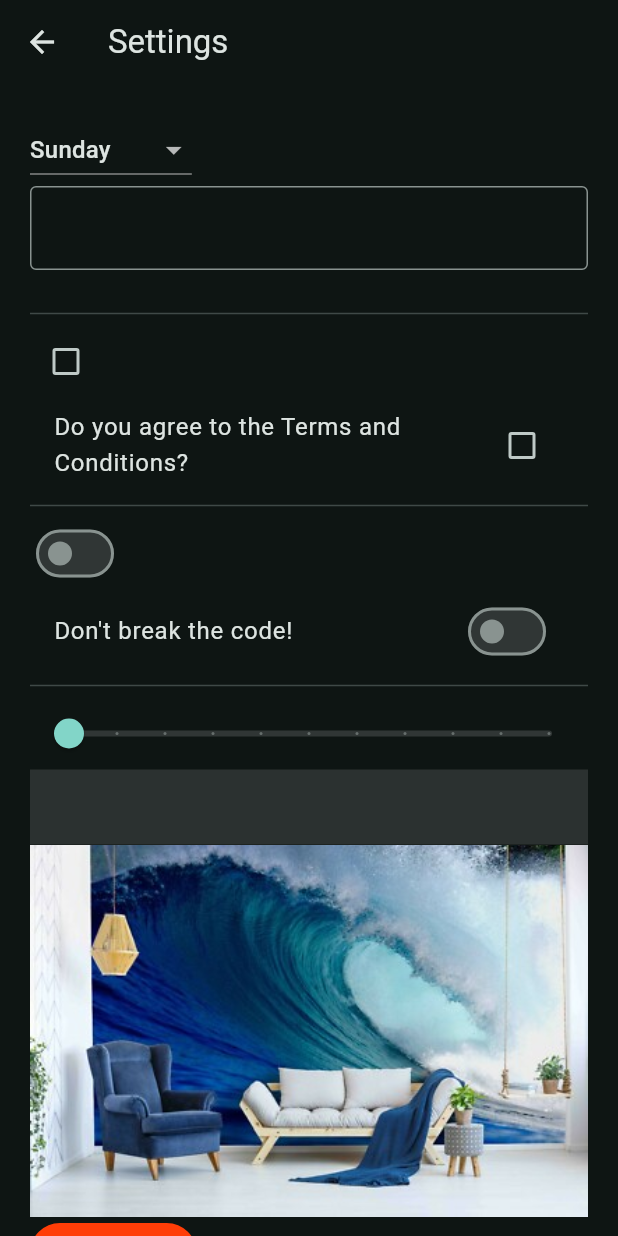
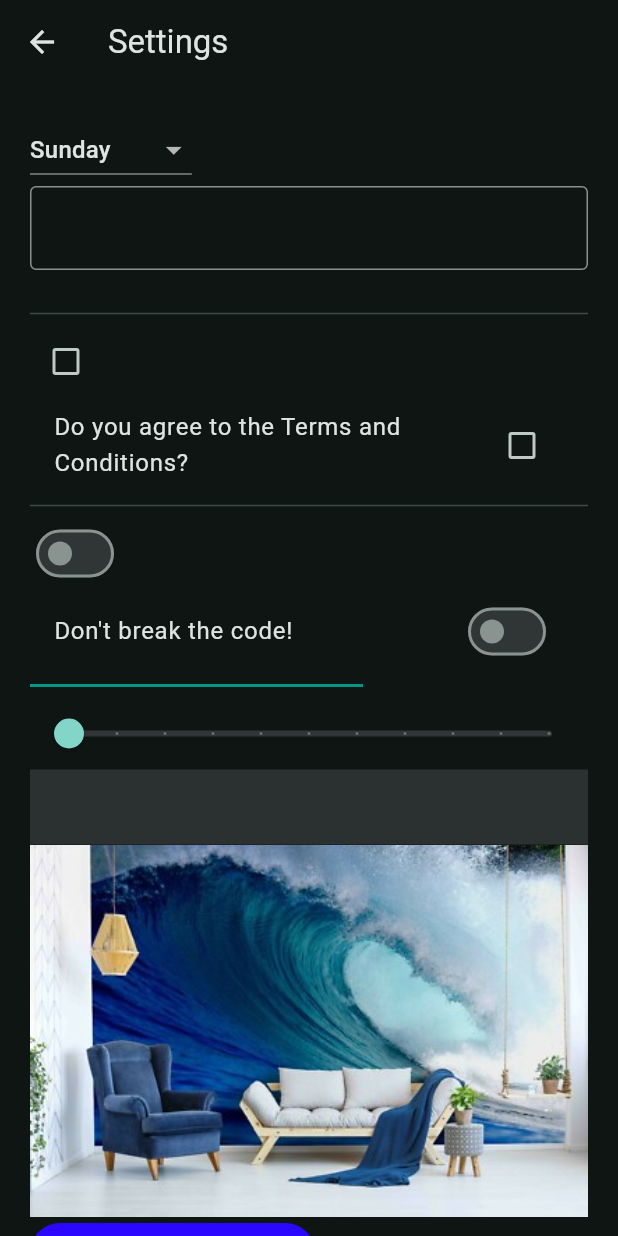
Before and after one commit to Maseev559/flutterapp, a Flutter app: the screen it shows after launch, after a tap on "Login", after a tap on the "settings" icon, on a phone screen of 412 x 824 dp. Run offline on Flutter 3.47's test engine with Material 3 defaults, Android fonts, the phone set to English and light mode, and no system bars.

Commit message:
Updated pages

```diff
--- a/lib/main.dart
+++ b/lib/main.dart
@@ -1,7 +1,6 @@
 import 'package:flutter/material.dart';
 import 'package:my_new_flutterapp/data/notifiers.dart';
 import 'package:my_new_flutterapp/views/pages/welcome_page.dart';
-import 'package:my_new_flutterapp/views/pages/widget_tree.dart';
 
 void main() {
   runApp(const MyApp());
--- a/lib/views/pages/home_page.dart
+++ b/lib/views/pages/home_page.dart
@@ -11,6 +11,29 @@ class HomePage extends StatelessWidget {
       child: Column(
         children: [
           HeroWidget(),
+          Container(
+            width: double.infinity,
+            padding: EdgeInsets.symmetric(vertical: 20.0),
+            child: Card(
+              child: Padding(
+                padding: EdgeInsets.all(20),
+                child: Column(
+                  crossAxisAlignment: CrossAxisAlignment.start,
+                  children: [
+                    Text(
+                      'Basic Layout',
+                      style: TextStyle(
+                        color: Colors.teal,
+                        fontSize: 18.0,
+                        fontWeight: FontWeight.bold,
+                      ),
+                    ),
+                    Text('The description here'),
+                  ],
+                ),
+              ),
+            ),
+          ),
         ],
       ),
     );
--- a/lib/views/pages/settings_page.dart
+++ b/lib/views/pages/settings_page.dart
@@ -123,7 +123,18 @@ class _SettingsPageState extends State<SettingsPage> {
                 title: const Text('Don\'t break the code!'),
               ),
               //   Divider(),
-              Divider(),
+              const Divider(
+                thickness: 2.0,
+                color: Colors.teal,
+                endIndent: 150.0,
+              ),
+              // Container(
+              //   height: 150.0,
+              //   child: VerticalDivider(
+              //     thickness: 2.0,
+              //     color: Colors.teal,
+              //   ),
+              // ),
               //Slider
               Slider.adaptive(
                 max: 100,
@@ -156,15 +167,51 @@ class _SettingsPageState extends State<SettingsPage> {
                 child: Image.asset('assets/images/bg-1.jpg'),
               ),
 
-              //Buttons
+              //SnackBar Button
               ElevatedButton(
                 style: ElevatedButton.styleFrom(
-                  backgroundColor: const Color.fromARGB(255, 255, 61, 7),
+                  backgroundColor: const Color.fromARGB(255, 44, 7, 255),
                   foregroundColor: Colors.white,
                 ),
-                onPressed: () {},
-                child: Text('CLICK ME'),
+                onPressed: () {
+                  ScaffoldMessenger.of(context).showSnackBar(
+                    SnackBar(
+                      content: Text('Snackbar go far'),
+                      duration: Duration(seconds: 5),
+                      behavior: SnackBarBehavior.floating,
+                    ),
+                  );
+                },
+                child: Text('Open Snackbar Button'),
               ),
+              //Alert Button
+              ElevatedButton(
+                style: ElevatedButton.styleFrom(
+                  backgroundColor: const Color.fromARGB(255, 44, 7, 255),
+                  foregroundColor: Colors.white,
+                ),
+                onPressed: () {
+                  showDialog(
+                    context: context,
+                    builder: (context) {
+                      return AlertDialog.adaptive(
+                        title: Text('Alert  Title'),
+                        content: Text('Alert Content'),
+                        actions: [
+                          FilledButton(
+                            onPressed: () {
+                              Navigator.pop(context);
+                            },
+                            child: Text('Close'),
+                          ),
+                        ],
+                      );
+                    },
+                  );
+                },
+                child: Text('Open Dialogue'),
+              ),
+              //Buttons
               OutlinedButton(
                 onPressed: () {},
                 child: Text('CLICK ME'),
--- a/lib/views/pages/welcome_page.dart
+++ b/lib/views/pages/welcome_page.dart
@@ -1,5 +1,4 @@
 import 'package:flutter/material.dart';
-import 'package:my_new_flutterapp/views/pages/settings_page.dart';
 import 'package:my_new_flutterapp/views/pages/widget_tree.dart';
 import 'package:my_new_flutterapp/views/widgets/hero_widget.dart';
 
@@ -14,14 +13,14 @@ class WelcomePage extends StatelessWidget {
         child: Column(
           mainAxisAlignment: MainAxisAlignment.center,
           children: [
-            HeroWidget(),
+            const HeroWidget(),
             FilledButton(
               onPressed: () {
                 Navigator.pushReplacement(
                   context,
                   MaterialPageRoute(
                     builder: (context) {
-                      return WidgetTree();
+                      return const WidgetTree();
                     },
                   ),
                 );
--- a/lib/views/widgets/hero_widget.dart
+++ b/lib/views/widgets/hero_widget.dart
@@ -9,7 +9,11 @@ class HeroWidget extends StatelessWidget {
       tag: 'Heo1',
       child: ClipRRect(
         borderRadius: BorderRadius.circular(20.0),
-        child: Image.asset('assets/images/newbg.jpg'),
+        child: Image.asset(
+          'assets/images/newbg.jpg',
+          color: Colors.teal,
+          colorBlendMode: BlendMode.darken,
+        ),
       ),
     );
   }
```
Also changed, not shown: lib/views/pages/profile_page.dart (+23 -4 lines).
